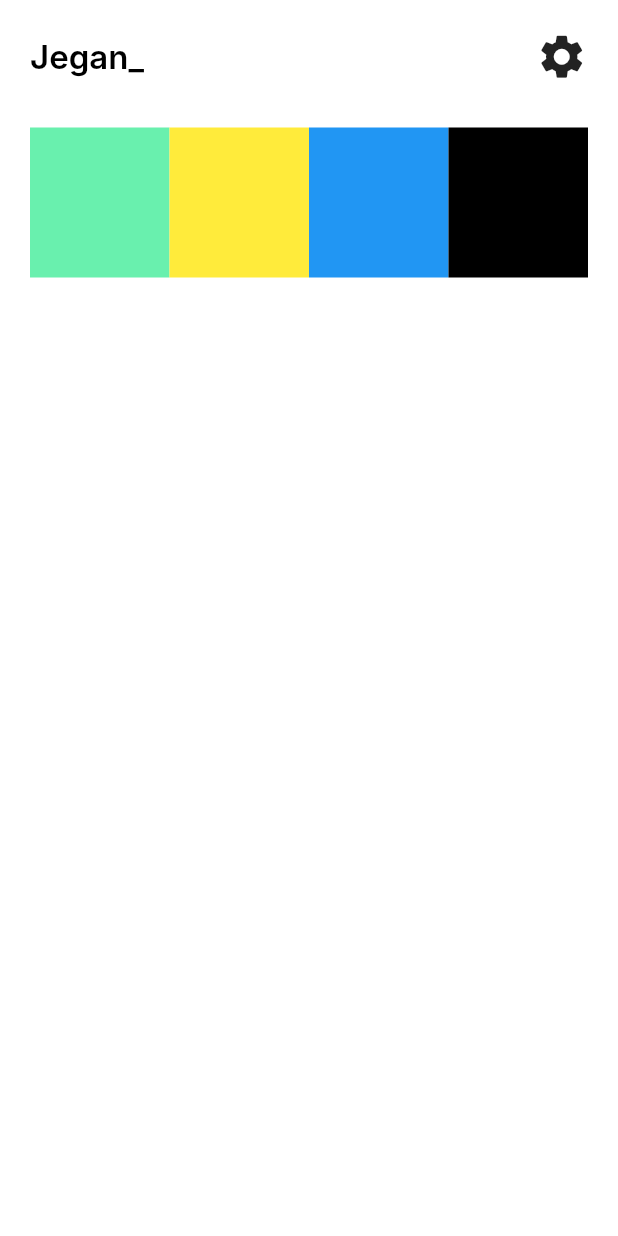
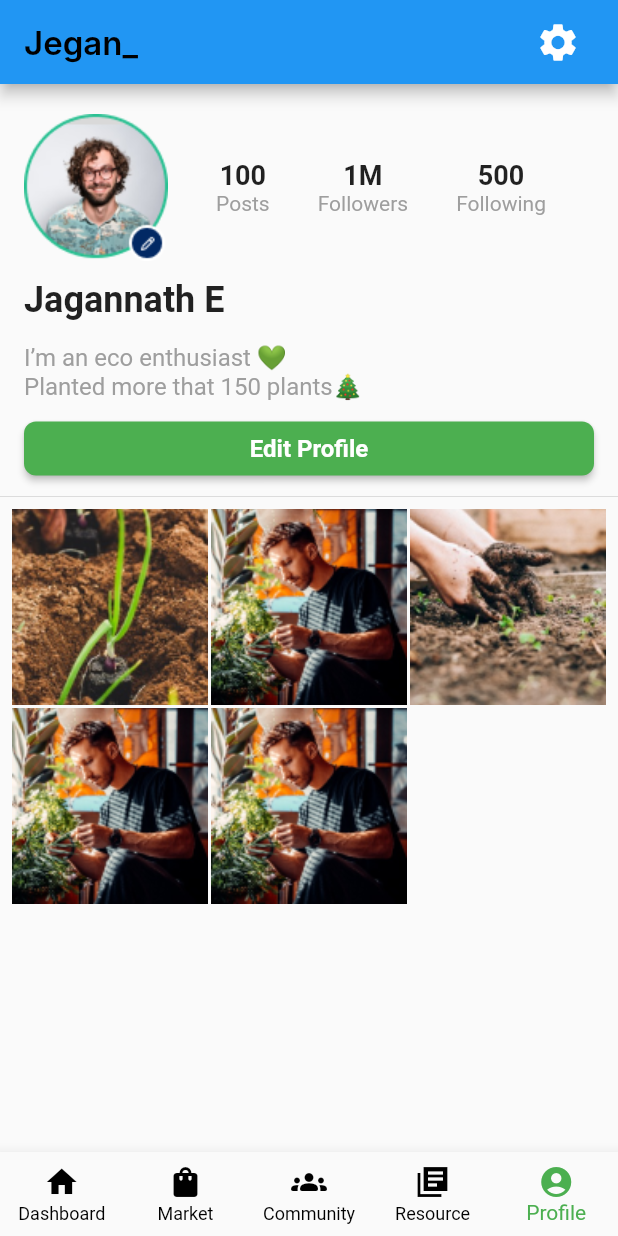
Before and after one commit to karuppan-the-pentester/green-verse, a Flutter app: the Profile_Page screen opened directly, on a phone screen of 412 x 824 dp. Run offline on Flutter 3.47's test engine with Material 2 defaults, Android fonts, the light colour scheme and no system bars; missing offline and left inert: introduction_slider; Roboto replaces fonts that are missing (Inter); statements that could not run were skipped.

Commit message:
ProfilePage Finished

```diff
--- a/lib/screens/Profile_Page.dart
+++ b/lib/screens/Profile_Page.dart
@@ -1,81 +1,240 @@
 import 'package:flutter/material.dart';
+import 'package:greenverse/constants/images_Var.dart';
 
-class Profile_Page extends StatelessWidget {
-  const Profile_Page({Key? key}) : super(key: key);
+void main() {
+  runApp(MaterialApp(
+    debugShowCheckedModeBanner: false,
+    theme: ThemeData(primaryColor: Colors.green),
+    home: Profile_Page(),
+  ));
+}
+
+class Profile_Page extends StatefulWidget {
+  @override
+  _Profile_PageState createState() => _Profile_PageState();
+}
+
+class _Profile_PageState extends State<Profile_Page> {
+  int _currentIndex = 4;
+
+  final List<Widget> _pages = [
+    const PlaceholderPage(color: Colors.blue),
+    const PlaceholderPage(color: Colors.green),
+    const PlaceholderPage(color: Colors.orange),
+    const PlaceholderPage(color: Colors.purple),
+    GVProfilePage(),
+  ];
 
   @override
   Widget build(BuildContext context) {
-    return Container(
-      decoration: const BoxDecoration(
-        color: Colors.white,
+    return Scaffold(
+      body: _pages[_currentIndex],
+      bottomNavigationBar: BottomNavigationBar(
+        currentIndex: _currentIndex,
+        selectedItemColor: Colors.green,
+        unselectedItemColor: Colors.black,
+        type: BottomNavigationBarType.fixed,
+        onTap: (index) {
+          setState(() {
+            _currentIndex = index;
+          });
+        },
+        items: const [
+          BottomNavigationBarItem(
+            icon: Icon(Icons.home),
+            label: 'Dashboard',
           ),
-      child: SafeArea(
-        child: Scaffold(
-          backgroundColor: Colors.transparent,
-          body: Align(
-            alignment: Alignment.topLeft,
-            child: Padding(
-              padding: const EdgeInsets.all(20.0),
-              child: Column(
-                crossAxisAlignment: CrossAxisAlignment.start,
-                children: [
-                  const Row(
+          BottomNavigationBarItem(
+            icon: Icon(Icons.shopping_bag),
+            label: 'Market',
+          ),
+          BottomNavigationBarItem(
+            icon: Icon(Icons.groups_rounded),
+            label: 'Community',
+          ),
+          BottomNavigationBarItem(
+            icon: Icon(Icons.library_books_sharp),
+            label: 'Resource',
+          ),
+          BottomNavigationBarItem(
+            icon: Icon(Icons.account_circle),
+            label: 'Profile',
+          ),
+        ],
+      ),
+    );
+  }
+}
+
+class GVProfilePage extends StatelessWidget {
+  @override
+  Widget build(BuildContext context) {
+    return Scaffold(
+      appBar: AppBar(
+        title: Row(
           mainAxisAlignment: MainAxisAlignment.spaceBetween,
           children: [
-                      Text(
+            const Text(
               "Jegan_",
               style: TextStyle(
                 fontFamily: "Inter",
                 fontSize: 22,
                 fontWeight: FontWeight.w600,
                 color: Color(0xff000000),
-                          height: 22 / 18,
+                height: 22/18,
               ),
               textAlign: TextAlign.left,
             ),
-                      Icon(
-                        Icons.settings,
-                        size: 35.0,
+            IconButton(
+              onPressed: () {
+
+              },
+              icon: const Icon(Icons.settings, size: 30.0,),
             ),
           ],
         ),
-                  const SizedBox(
-                      height: 30.0), // Added space between header and sections
-                  Row(
-                    children: <Widget>[
+      ),
+      body: SingleChildScrollView(
+        child: Column(
+          crossAxisAlignment: CrossAxisAlignment.start,
+          children: [
+            const SizedBox(height: 20.0),
+            const Padding(
+              padding: EdgeInsets.symmetric(horizontal: 16.0),
+              child: Row(
+                mainAxisAlignment: MainAxisAlignment.spaceBetween,
+                children: [
+                  Image(image: AssetImage(Profile_Pic)),
                   Expanded(
-                        child: Container(
-                          width: MediaQuery.of(context).size.width * 0.25,
-                          height: 100, // Added height to the sections
-                          color: Colors.greenAccent,
-                        ),
-                      ),
-                      Expanded(
-                        child: Container(
-                          width: MediaQuery.of(context).size.width * 0.25,
-                          height: 100, // Added height to the sections
-                          color: Colors.yellow,
-                        ),
-                      ),
-                      Expanded(
-                        child: Container(
-                          width: MediaQuery.of(context).size.width * 0.25,
-                          height: 100, // Added height to the sections
-                          color: Colors.blue,
-                        ),
-                      ),
-                      Expanded(
-                        child: Container(
-                          width: MediaQuery.of(context).size.width * 0.25,
-                          height: 100, // Added height to the sections
-                          color: Colors.black,
+                    child: Row(
+                      mainAxisAlignment: MainAxisAlignment.spaceEvenly,
+                      children: [
+                        ProfileStatWidget(count: '100', label: 'Posts'),
+                        ProfileStatWidget(count: '1M', label: 'Followers'),
+                        ProfileStatWidget(count: '500', label: 'Following'),
+                      ],
                     ),
                   ),
                 ],
               ),
+            ),
+            const SizedBox(height: 12.0),
+            const Padding(
+              padding: EdgeInsets.symmetric(horizontal: 16.0),
+              child: Text(
+                'Jagannath E',
+                style: TextStyle(
+                  fontSize: 24.0,
+                  fontWeight: FontWeight.bold,
+                ),
+              ),
+            ),
+            const SizedBox(height: 15.0),
+            const Padding(
+              padding: EdgeInsets.symmetric(horizontal: 16.0),
+              child: Text(
+                'I’m an eco enthusiast 💚 \nPlanted more that 150 plants🎄',
+                style: TextStyle(
+                  fontSize: 16.0,
+                  color: Colors.grey,
+                ),
+              ),
+            ),
+            const SizedBox(height: 8.0),
+            Padding(
+              padding: const EdgeInsets.symmetric(horizontal: 16.0),
+              child: Container(
+                width: double.infinity,
+                child: ElevatedButton(
+                  onPressed: () {
+
+                  },
+                  style: ElevatedButton.styleFrom(
+                    primary: Colors.green,
+                    shape: RoundedRectangleBorder(
+                      borderRadius: BorderRadius.circular(8.0),
+                    ),
+                  ),
+                  child: const Padding(
+                    padding: EdgeInsets.all(8.0),
+                    child: Text(
+                      'Edit Profile',
+                      style: TextStyle(
+                        fontSize: 16.0,
+                        fontWeight: FontWeight.bold,
+                        color: Colors.white,
+                      ),
+                    ),
+                  ),
+                ),
+              ),
+            ),
+
+
+
+            const Divider(),
+            Container(
+              padding: const EdgeInsets.symmetric(horizontal: 8.0),
+              child: GridView.builder(
+                shrinkWrap: true,
+                physics: const NeverScrollableScrollPhysics(),
+                gridDelegate: const SliverGridDelegateWithFixedCrossAxisCount(
+                  crossAxisCount: 3,
+                  mainAxisSpacing: 2.0,
+                  crossAxisSpacing: 2.0,
+                ),
+                itemCount: 5,
+                itemBuilder: (context, index) {
+                  if (index == 0) {
+                    return Image.asset(
+                      'assets/Gallery/1.png',
+                      height: 300.0,
+                      fit: BoxFit.cover,
+                    );
+                  } else if (index == 2 || index == 5) {
+                    return Image.asset(
+                      'assets/Gallery/2.png',
+                      height: 150.0,
+                      fit: BoxFit.cover,
+                    );
+                  } else if (index == 6 || index == 7) {
+                    return Image.asset(
+                      'assets/Gallery/3.png',
+                      width: 150.0,
+                      fit: BoxFit.cover,
+                    );
+                  } else {
+                    return Image.asset(
+                      'assets/Gallery/4.png',
+                      width: 150.0,
+                      height: 150.0,
+                      fit: BoxFit.cover,
+                    );
+                  }
+                },
+              ),
+            ),
           ],
         ),
       ),
+    );
+  }
+}
+
+class PlaceholderPage extends StatelessWidget {
+  final Color color;
+
+  const PlaceholderPage({required this.color});
+
+  @override
+  Widget build(BuildContext context) {
+    return Scaffold(
+      body: Center(
+        child: Container(
+          color: color,
+          child: const Text(
+            'Placeholder Page',
+            style: TextStyle(color: Colors.white),
           ),
         ),
       ),
@@ -83,9 +242,31 @@ class Profile_Page extends StatelessWidget {
   }
 }
 
-void main() {
-  runApp(const MaterialApp(
-    debugShowCheckedModeBanner: false,
-    home: Profile_Page(),
-  ));
+class ProfileStatWidget extends StatelessWidget {
+  final String count;
+  final String label;
+
+  const ProfileStatWidget({
+    required this.count,
+    required this.label,
+  });
+
+  @override
+  Widget build(BuildContext context) {
+    return Column(
+      children: [
+        Text(
+          count,
+          style: const TextStyle(
+            fontSize: 18.0,
+            fontWeight: FontWeight.bold,
+          ),
+        ),
+        Text(
+          label,
+          style: const TextStyle(color: Colors.grey),
+        ),
+      ],
+    );
   }
+}
--- a/pubspec.yaml
+++ b/pubspec.yaml
@@ -32,6 +32,7 @@ dependencies:
     sdk: flutter
   google_fonts: ^5.1.0
   introduction_slider: ^2.0.1
+  cached_network_image: ^3.1.0
 
 
   # The following adds the Cupertino Icons font to your application.
@@ -93,4 +94,5 @@ flutter:
 
   assets:
     - assets/splash_screen_img/
+    - assets/Gallery/
     - assets/
```
Also changed, not shown: lib/screens/TextX.dart (added, +200 -0 lines), assets/Gallery/1.png (added), assets/Gallery/2.png (added), assets/Gallery/3.png (added), assets/Gallery/4.png (added), assets/Gallery/5.png (added), pubspec.lock, 1 other file. Lines whose indentation alone changed are shown as unchanged.
